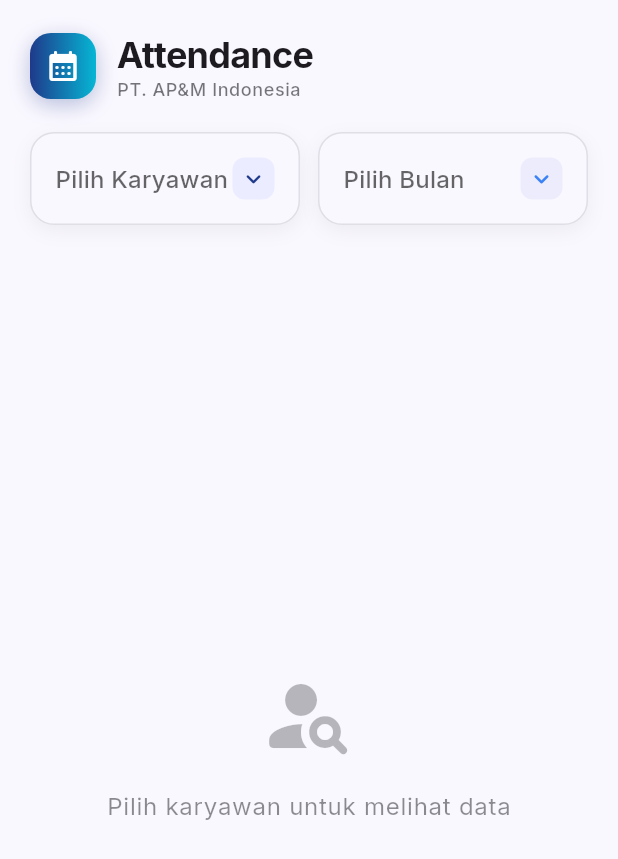
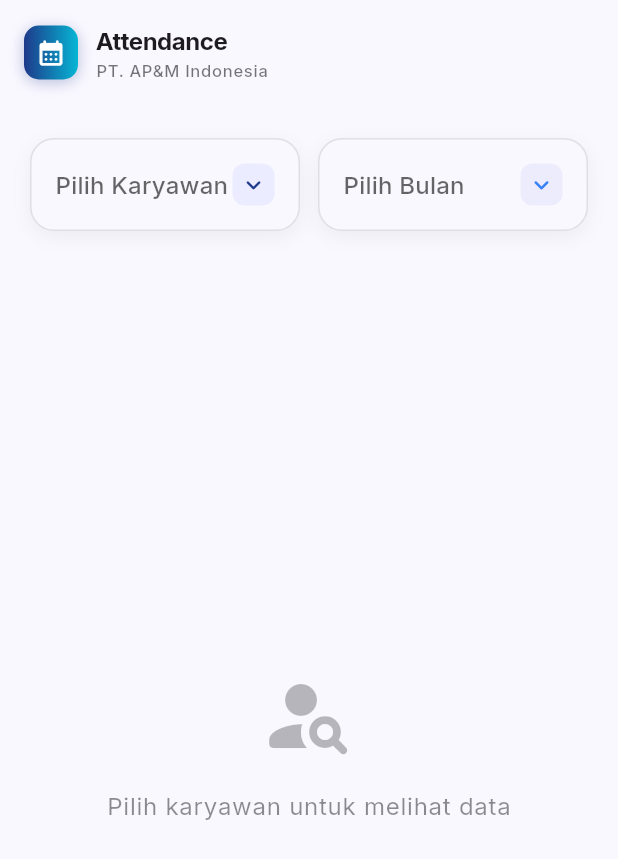
Before and after one commit to sahrudindev/Absensi_Dashboard, a Flutter app: the screen it shows after launch, on a phone screen of 412 x 824 dp. Shown: the top 859 px of the screen. Run offline on Flutter 3.47's test engine with Material 3 defaults, Android fonts, the phone set to English and light mode, and no system bars; our stand-ins replace cloud_firestore, connectivity_plus, firebase_core, fl_chart, flutter_dotenv, flutter_riverpod and 2 more; accounts and stored records are empty.

Commit message:
user frendly

```diff
--- a/lib/screens/dashboard_screen.dart
+++ b/lib/screens/dashboard_screen.dart
@@ -145,6 +145,9 @@ class _DashboardScreenState extends ConsumerState<DashboardScreen>
         ? state.filteredEmployees.first
         : null;
 
+    // Calculate expanded height based on screen size
+    final expandedHeight = isSmallScreen ? 200.0 : 170.0;
+
     return RefreshIndicator(
       onRefresh: () => ref.read(dashboardProvider.notifier).refreshData(),
       color: colorScheme.primary,
@@ -154,9 +157,25 @@ class _DashboardScreenState extends ConsumerState<DashboardScreen>
           parent: BouncingScrollPhysics(),
         ),
         slivers: [
-          // Animated Header
-          SliverToBoxAdapter(
-            child: FadeTransition(
+          // Pinned Header - stays visible during scroll
+          SliverAppBar(
+            pinned: true,
+            floating: true,
+            snap: true,
+            expandedHeight: expandedHeight,
+            collapsedHeight: 70,
+            toolbarHeight: 70,
+            elevation: 0,
+            scrolledUnderElevation: 2,
+            backgroundColor: colorScheme.surface,
+            surfaceTintColor: colorScheme.surfaceTint,
+            title: FadeTransition(
+              opacity: _animationController,
+              child: _buildAppTitle(theme, colorScheme),
+            ),
+            flexibleSpace: FlexibleSpaceBar(
+              collapseMode: CollapseMode.pin,
+              background: FadeTransition(
                 opacity: _animationController,
                 child: SlideTransition(
                   position: Tween<Offset>(
@@ -166,7 +185,8 @@ class _DashboardScreenState extends ConsumerState<DashboardScreen>
                     parent: _animationController,
                     curve: Curves.easeOutCubic,
                   )),
-                child: _buildHeader(theme, colorScheme, state, isSmallScreen),
+                  child: _buildHeaderContent(theme, colorScheme, state, isSmallScreen),
+                ),
               ),
             ),
           ),
@@ -302,68 +322,75 @@ class _DashboardScreenState extends ConsumerState<DashboardScreen>
     );
   }
 
-  Widget _buildHeader(ThemeData theme, ColorScheme colorScheme, DashboardState state, bool isSmallScreen) {
-    return Container(
-      padding: EdgeInsets.all(isSmallScreen ? 16 : 20),
-      child: Column(
-        crossAxisAlignment: CrossAxisAlignment.start,
-        children: [
-          // App Title Row
-          Row(
+  /// Builds the pinned app title (visible when collapsed)
+  Widget _buildAppTitle(ThemeData theme, ColorScheme colorScheme) {
+    return Row(
       children: [
         Container(
-                padding: const EdgeInsets.all(10),
+          padding: const EdgeInsets.all(8),
           decoration: BoxDecoration(
             gradient: LinearGradient(
               colors: [colorScheme.primary, colorScheme.tertiary],
             ),
-                  borderRadius: BorderRadius.circular(14),
+            borderRadius: BorderRadius.circular(10),
             boxShadow: [
               BoxShadow(
                 color: colorScheme.primary.withOpacity(0.3),
-                      blurRadius: 12,
-                      offset: const Offset(0, 4),
+                blurRadius: 8,
+                offset: const Offset(0, 2),
               ),
             ],
           ),
           child: const Icon(
             Icons.calendar_month_rounded,
             color: Colors.white,
-                  size: 24,
+            size: 20,
           ),
         ),
-              const SizedBox(width: 14),
-              Expanded(
-                child: Column(
+        const SizedBox(width: 12),
+        Column(
           crossAxisAlignment: CrossAxisAlignment.start,
+          mainAxisSize: MainAxisSize.min,
           children: [
             Text(
               'Attendance',
-                      style: theme.textTheme.headlineSmall?.copyWith(
+              style: theme.textTheme.titleMedium?.copyWith(
                 fontWeight: FontWeight.bold,
-                        letterSpacing: -0.5,
+                letterSpacing: -0.3,
               ),
             ),
             Text(
               AppConfig.companyName,
-                      style: theme.textTheme.bodySmall?.copyWith(
+              style: theme.textTheme.labelSmall?.copyWith(
                 color: colorScheme.onSurface.withOpacity(0.6),
                 fontWeight: FontWeight.w500,
               ),
             ),
           ],
         ),
+      ],
+    );
+  }
+
+  /// Builds the header content for flexible space (only selectors, title is in SliverAppBar)
+  Widget _buildHeaderContent(ThemeData theme, ColorScheme colorScheme, DashboardState state, bool isSmallScreen) {
+    return Container(
+      padding: EdgeInsets.fromLTRB(
+        isSmallScreen ? 16 : 20,
+        isSmallScreen ? 100 : 90, // Space below the pinned title
+        isSmallScreen ? 16 : 20,
+        16,
       ),
-            ],
-          ),
-          const SizedBox(height: 20),
-
-          // Filter selectors
+      child: Column(
+        mainAxisAlignment: MainAxisAlignment.end,
+        crossAxisAlignment: CrossAxisAlignment.start,
+        children: [
+          // Filter selectors only (no duplicate title)
           if (isSmallScreen)
             Column(
               children: [
                 _buildEmployeeSelector(theme, colorScheme, state),
-                const SizedBox(height: 12),
+                const SizedBox(height: 10),
                 _buildMonthSelector(theme, colorScheme, state),
               ],
             )
@@ -378,6 +405,11 @@ class _DashboardScreenState extends ConsumerState<DashboardScreen>
         ],
       ),
     );
+  }
+
+  // Legacy method kept for compatibility - redirects to new implementation
+  Widget _buildHeader(ThemeData theme, ColorScheme colorScheme, DashboardState state, bool isSmallScreen) {
+    return _buildHeaderContent(theme, colorScheme, state, isSmallScreen);
   }
 
   Widget _buildEmployeeSelector(ThemeData theme, ColorScheme colorScheme, DashboardState state) {
```
Lines whose indentation alone changed are shown as unchanged.
